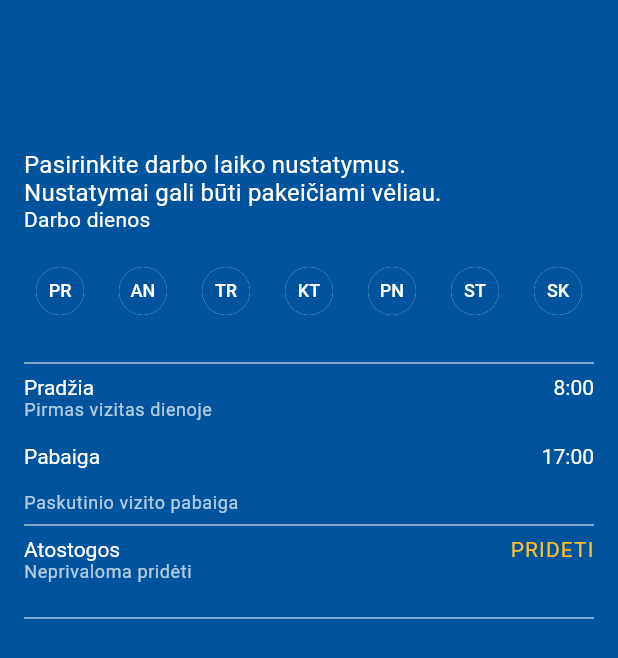
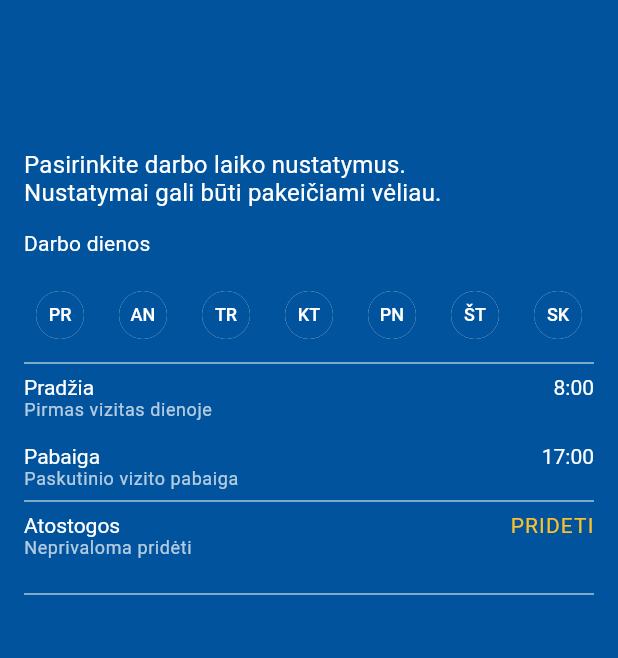
Before and after one commit to iswift-ru/registracija, a Flutter app: the screen it shows after launch, on a phone screen of 412 x 824 dp. Shown: the top 658 px of the screen. Run offline on Flutter 3.47's test engine with Material 2 defaults, Android fonts, the phone set to English and light mode, and no system bars.

Commit message:
0.5 Padding

```diff
--- a/lib/main.dart
+++ b/lib/main.dart
@@ -23,18 +23,19 @@ class DayOfWeek extends StatefulWidget {
 
 class _DayOfWeekState extends State<DayOfWeek> {
   List<String> selectedReportList = List();
-  List<String> reportList = ['PR', 'AN', 'TR', 'KT', 'PN', 'ST', 'SK'];
+  List<String> reportList = ['PR', 'AN', 'TR', 'KT', 'PN', 'ŠT', 'SK'];
 
   @override
   Widget build(BuildContext context) {
     return Scaffold(
       body: Container(
+        padding: EdgeInsets.only(left: 16, right: 16),
         color: Color(0xFF00539C),
         child: Column(
           crossAxisAlignment: CrossAxisAlignment.stretch,
           children: <Widget>[
             Padding(
-              padding: const EdgeInsets.only(top: 100, left: 16),
+              padding: const EdgeInsets.only(top: 100),
               child: Text(
                 'Pasirinkite darbo laiko nustatymus. \nNustatymai gali būti pakeičiami vėliau.',
                 style: TextStyle(
@@ -45,7 +46,7 @@ class _DayOfWeekState extends State<DayOfWeek> {
               ),
             ),
             Padding(
-              padding: const EdgeInsets.symmetric(horizontal: 16),
+              padding: const EdgeInsets.only(top: 16),
               child: Text(
                 'Darbo dienos',
                 style: TextStyle(
@@ -56,7 +57,7 @@ class _DayOfWeekState extends State<DayOfWeek> {
               ),
             ),
             Padding(
-              padding: const EdgeInsets.all(16),
+              padding: const EdgeInsets.only(top: 16),
               child: MultiSelectChip(
                 reportList,
                 onSelectionChanged: (selectedList) {
@@ -66,15 +67,10 @@ class _DayOfWeekState extends State<DayOfWeek> {
                 },
               ),
             ),
-            Padding(
-              padding: const EdgeInsets.symmetric(horizontal: 16),
-              child: Divider(
+            Divider(
               color: Colors.white,
             ),
-            ),
-            Padding(
-              padding: const EdgeInsets.symmetric(horizontal: 16),
-              child: Row(
+            Row(
               mainAxisAlignment: MainAxisAlignment.spaceBetween,
               children: <Widget>[
                 Text(
@@ -85,18 +81,14 @@ class _DayOfWeekState extends State<DayOfWeek> {
                     style: TextStyle(fontSize: 14, color: Colors.white))
               ],
             ),
-            ),
-            Padding(
-              padding: const EdgeInsets.symmetric(horizontal: 16),
-              child: Text('Pirmas vizitas dienoje',
+            Text('Pirmas vizitas dienoje',
                 style: TextStyle(
                   fontSize: 12,
                   color: Color.fromRGBO(255, 255, 255, 0.7),
                   letterSpacing: 0.4,
                 )),
-            ),
             Padding(
-              padding: const EdgeInsets.all(16),
+              padding: const EdgeInsets.only(top: 16),
               child: Row(
                 mainAxisAlignment: MainAxisAlignment.spaceBetween,
                 children: <Widget>[
@@ -109,24 +101,16 @@ class _DayOfWeekState extends State<DayOfWeek> {
                 ],
               ),
             ),
-            Padding(
-              padding: const EdgeInsets.symmetric(horizontal: 16),
-              child: Text('Paskutinio vizito pabaiga',
+            Text('Paskutinio vizito pabaiga',
                 style: TextStyle(
                   fontSize: 12,
                   color: Color.fromRGBO(255, 255, 255, 0.7),
                   letterSpacing: 0.4,
                 )),
-            ),
-            Padding(
-              padding: const EdgeInsets.only(left: 16, right: 16, top: 0),
-              child: Divider(
+            Divider(
               color: Colors.white,
             ),
-            ),
-            Padding(
-              padding: const EdgeInsets.only(left: 16, right: 16),
-              child: Row(
+            Row(
               mainAxisAlignment: MainAxisAlignment.spaceBetween,
               children: <Widget>[
                 Text(
@@ -140,18 +124,14 @@ class _DayOfWeekState extends State<DayOfWeek> {
                         letterSpacing: 0.75))
               ],
             ),
-            ),
-            Padding(
-              padding: const EdgeInsets.symmetric(horizontal: 16),
-              child: Text('Neprivaloma pridėti',
+            Text('Neprivaloma pridėti',
                 style: TextStyle(
                   fontSize: 12,
                   color: Color.fromRGBO(255, 255, 255, 0.7),
                   letterSpacing: 0.4,
                 )),
-            ),
             Padding(
-              padding: const EdgeInsets.all(16),
+              padding: const EdgeInsets.only(top: 16),
               child: Divider(
                 color: Colors.white,
               ),
```
Lines whose indentation alone changed are shown as unchanged.
